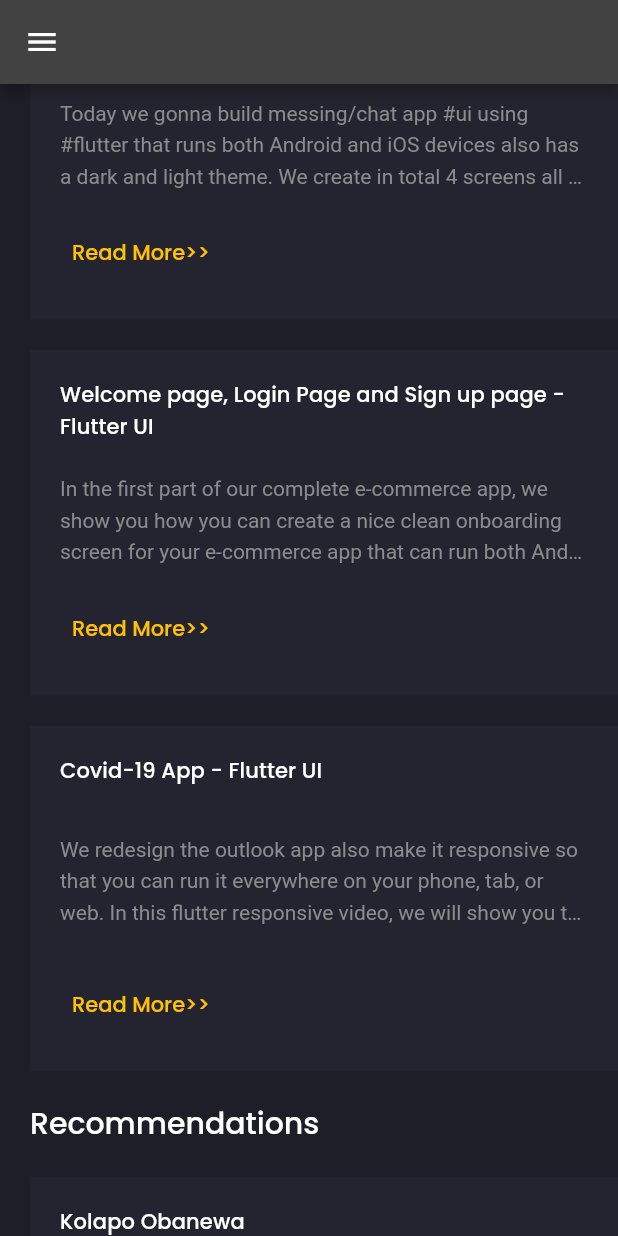
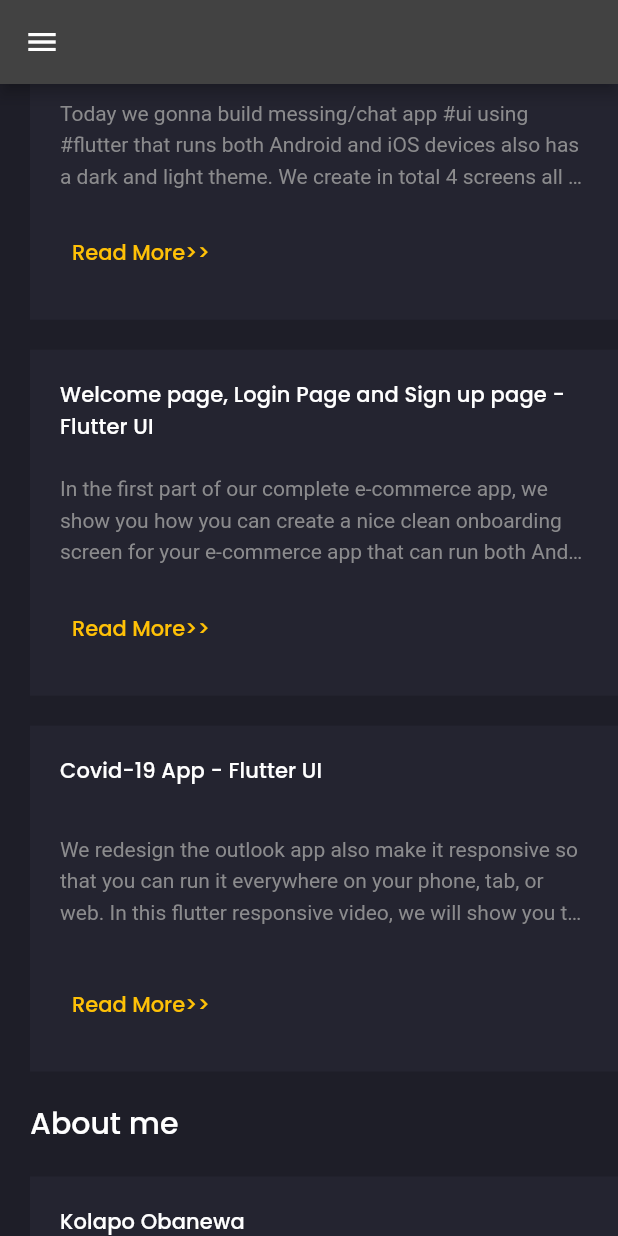
Before and after one commit to 3ly-Hassan/My-portfolio, a Flutter app: the screen it shows after launch, scrolled down 1152 dp, on a phone screen of 412 x 824 dp. Run offline on Flutter 3.47's test engine with Material 2 defaults, Android fonts, the phone set to English and light mode, and no system bars; our stand-ins replace animated_text_kit, flutter_svg, google_fonts; missing offline and left inert: dart:html.

Commit message:
update projects

```diff
--- a/lib/screens/main/home/home_screen.dart
+++ b/lib/screens/main/home/home_screen.dart
@@ -38,7 +38,7 @@ class Recommendations extends StatelessWidget {
         crossAxisAlignment: CrossAxisAlignment.start,
         children: [
           Text(
-            'Recommendations',
+            'About me',
             style: Theme.of(context).textTheme.headline6,
           ),
           SizedBox(height: defaultPadding),
```
